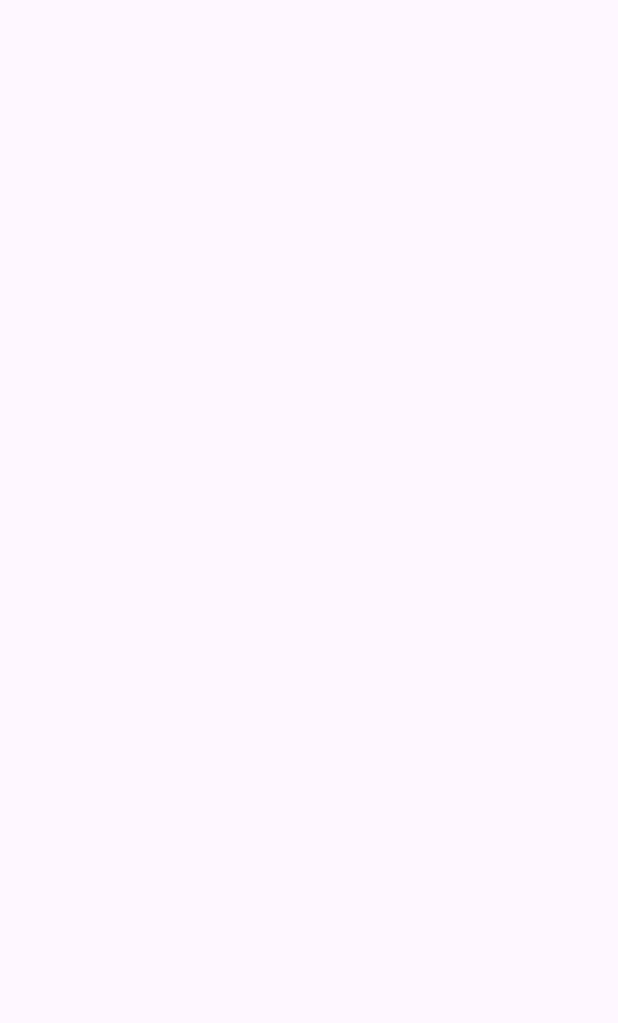
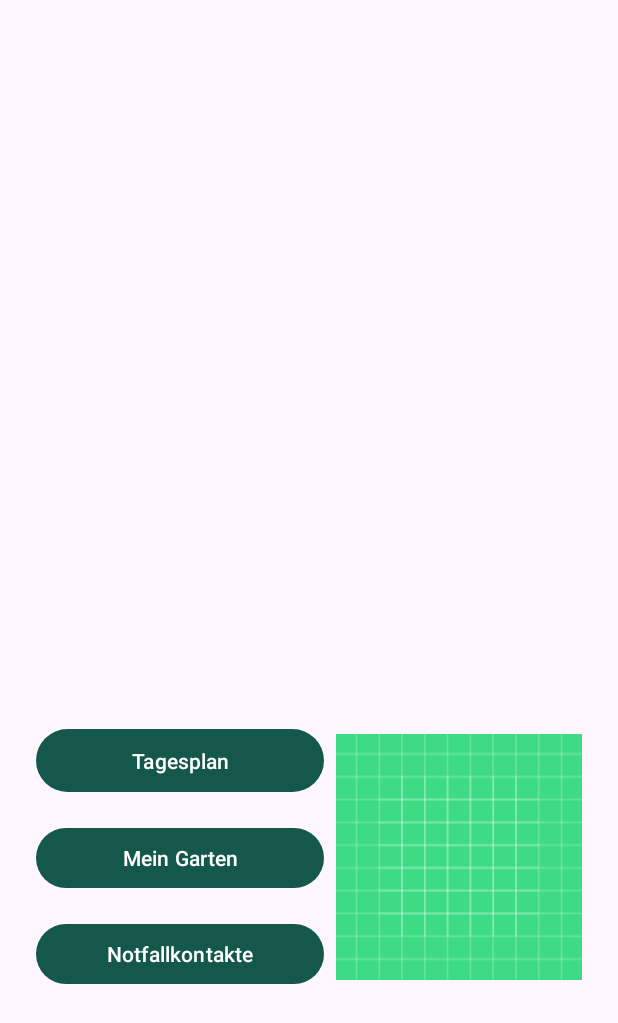
Before and after one commit to magdaa13/TagesBluete, an Android app: the StartUebersicht screen opened directly, with no data from a screen before it, on a phone screen of 412 x 824 dp. Before the commit the part shown is empty. Shown: the top 1023 px of the screen. Run offline under Robolectric (Android 15) with nearby library versions, the phone set to English and light mode, and no system bars.

Commit message:
Logos + Themes/Styles

```diff
--- a/app/src/main/java/at/fhj/tagesbluete/MainActivity.java
+++ b/app/src/main/java/at/fhj/tagesbluete/MainActivity.java
@@ -15,7 +15,7 @@ public class MainActivity extends AppCompatActivity {
         super.onCreate(savedInstanceState);
         EdgeToEdge.enable(this);
         setContentView(R.layout.activity_main);
-        ViewCompat.setOnApplyWindowInsetsListener(findViewById(R.id.main), (v, insets) -> {
+        ViewCompat.setOnApplyWindowInsetsListener(findViewById(R.id.main_layout), (v, insets) -> {
             Insets systemBars = insets.getInsets(WindowInsetsCompat.Type.systemBars());
             v.setPadding(systemBars.left, systemBars.top, systemBars.right, systemBars.bottom);
             return insets;
--- a/app/src/main/java/at/fhj/tagesbluete/StartUebersicht.java
+++ b/app/src/main/java/at/fhj/tagesbluete/StartUebersicht.java
@@ -1,12 +1,17 @@
 package at.fhj.tagesbluete;
 
 import android.os.Bundle;
+import android.widget.TextView;
 
 import androidx.activity.EdgeToEdge;
 import androidx.appcompat.app.AppCompatActivity;
 import androidx.core.graphics.Insets;
 import androidx.core.view.ViewCompat;
 import androidx.core.view.WindowInsetsCompat;
+
+import java.text.SimpleDateFormat;
+import java.util.Date;
+import java.util.Locale;
 
 public class StartUebersicht extends AppCompatActivity {
 
@@ -15,10 +20,11 @@ public class StartUebersicht extends AppCompatActivity {
         super.onCreate(savedInstanceState);
         EdgeToEdge.enable(this);
         setContentView(R.layout.activity_start_uebersicht);
-        ViewCompat.setOnApplyWindowInsetsListener(findViewById(R.id.main), (v, insets) -> {
-            Insets systemBars = insets.getInsets(WindowInsetsCompat.Type.systemBars());
-            v.setPadding(systemBars.left, systemBars.top, systemBars.right, systemBars.bottom);
-            return insets;
-        });
+
+        TextView dateTextview = findViewById(R.id.dateText);
+
+        String currentDate = new SimpleDateFormat("EEEE, dd. MMMM yyyy", Locale.GERMAN).format(new Date());
+
+        dateTextview.setText(currentDate);
     }
 }
--- a/app/src/main/res/layout/activity_login.xml
+++ b/app/src/main/res/layout/activity_login.xml
@@ -70,15 +70,17 @@
         app:layout_constraintEnd_toEndOf="parent"
         android:layout_marginTop="32dp"/>
 
-    <!-- Kleines Logo unten -->
     <ImageView
-        android:id="@+id/loginLogo"
+        android:id="@+id/imageView"
         android:layout_width="80dp"
         android:layout_height="80dp"
-        android:layout_marginBottom="104dp"
         app:layout_constraintBottom_toBottomOf="parent"
+        app:layout_constraintStart_toStartOf="parent"
         app:layout_constraintEnd_toEndOf="parent"
-        app:layout_constraintHorizontal_bias="0.512"
-        app:layout_constraintStart_toStartOf="parent" />
+        android:layout_marginBottom="32dp"
+        app:srcCompat="@drawable/logo_icon"
+         />
+
+    <!-- Kleines Logo unten -->
 
 </androidx.constraintlayout.widget.ConstraintLayout>
--- a/app/src/main/res/layout/activity_main.xml
+++ b/app/src/main/res/layout/activity_main.xml
@@ -8,18 +8,6 @@
     android:layout_height="match_parent"
     android:padding="24dp"
     tools:context=".MainActivity">
-
-    <!-- Logo-Bild mit Titel -->
-
-    <ImageView
-        android:id="@+id/logoImageView"
-        android:layout_width="150dp"
-        android:layout_height="150dp"
-        android:layout_marginTop="188dp"
-        app:layout_constraintEnd_toEndOf="parent"
-        app:layout_constraintHorizontal_bias="0.497"
-        app:layout_constraintStart_toStartOf="parent"
-        app:layout_constraintTop_toTopOf="parent" />
 
     <!-- Login-Button -->
     <Button
@@ -37,10 +25,19 @@
         android:id="@+id/registerButton"
         android:layout_width="0dp"
         android:layout_height="wrap_content"
+        android:layout_marginBottom="132dp"
         android:text="@string/registrieren"
         app:layout_constraintBottom_toBottomOf="parent"
-        app:layout_constraintStart_toStartOf="parent"
         app:layout_constraintEnd_toEndOf="parent"
-        android:layout_marginBottom="32dp"/>
+        app:layout_constraintHorizontal_bias="1.0"
+        app:layout_constraintStart_toStartOf="parent" />
+
+    <ImageView
+        android:id="@+id/logoImageView"
+        android:layout_width="wrap_content"
+        android:layout_height="wrap_content"
+        android:layout_marginEnd="13dp"
+        android:layout_marginBottom="224dp"
+        app:srcCompat="@drawable/logo_slogan" />
 
 </androidx.constraintlayout.widget.ConstraintLayout>
--- a/app/src/main/res/layout/activity_registrieren.xml
+++ b/app/src/main/res/layout/activity_registrieren.xml
@@ -103,6 +103,8 @@
         app:layout_constraintBottom_toBottomOf="parent"
         app:layout_constraintStart_toStartOf="parent"
         app:layout_constraintEnd_toEndOf="parent"
-        android:layout_marginBottom="32dp"/>
+        android:layout_marginBottom="32dp"
+        app:srcCompat="@drawable/logo_icon"
+        />
 
 </androidx.constraintlayout.widget.ConstraintLayout>
--- a/app/src/main/res/layout/activity_start_uebersicht.xml
+++ b/app/src/main/res/layout/activity_start_uebersicht.xml
@@ -2,9 +2,74 @@
 <androidx.constraintlayout.widget.ConstraintLayout xmlns:android="http://schemas.android.com/apk/res/android"
     xmlns:app="http://schemas.android.com/apk/res-auto"
     xmlns:tools="http://schemas.android.com/tools"
-    android:id="@+id/main"
     android:layout_width="match_parent"
-    android:layout_height="match_parent"
+    android:layout_height="wrap_content"
+    android:padding="24dp"
     tools:context=".StartUebersicht">
 
+    <!-- Automatisch aktualisiertes Datum mit Wochentag -->
+
+
+    <!-- Button: Tagesplan -->
+
+    <TextView
+        android:id="@+id/dateText"
+        android:layout_width="wrap_content"
+        android:layout_height="50sp"
+
+        android:layout_marginStart="368dp"
+        android:layout_marginTop="12dp"
+        android:textColor="@android:color/black"
+        android:textSize="50sp"
+        android:textStyle="bold"
+        app:layout_constraintStart_toStartOf="parent"
+        app:layout_constraintTop_toTopOf="parent" />
+
+    <Button
+        android:id="@+id/btnTagesplan"
+        android:layout_width="0dp"
+        android:layout_height="50sp"
+        android:layout_marginTop="396dp"
+        android:layout_marginEnd="8dp"
+        android:text="@string/tagesplan"
+        app:layout_constraintEnd_toStartOf="@id/imageOverview"
+        app:layout_constraintHorizontal_bias="1.0"
+        app:layout_constraintStart_toStartOf="parent"
+        app:layout_constraintTop_toBottomOf="@id/dateText" />
+
+    <!-- Button: Mein Garten -->
+    <Button
+        android:id="@+id/btnMeinGarten"
+        android:layout_width="0dp"
+        android:layout_height="wrap_content"
+        android:layout_marginTop="16dp"
+        android:layout_marginEnd="8dp"
+        android:text="@string/mein_garten"
+        app:layout_constraintEnd_toStartOf="@id/imageOverview"
+        app:layout_constraintStart_toStartOf="parent"
+        app:layout_constraintTop_toBottomOf="@id/btnTagesplan" />
+
+    <!-- Button: Notfallkontakte -->
+    <Button
+        android:id="@+id/btnNotfall"
+        android:layout_width="0dp"
+        android:layout_height="wrap_content"
+        android:layout_marginTop="16dp"
+        android:layout_marginEnd="8dp"
+        android:text="@string/notfallkontakt"
+        app:layout_constraintEnd_toStartOf="@id/imageOverview"
+        app:layout_constraintStart_toStartOf="parent"
+        app:layout_constraintTop_toBottomOf="@id/btnMeinGarten" />
+
+    <!-- Bild rechts -->
+    <ImageView
+        android:id="@+id/imageOverview"
+        android:layout_width="164dp"
+        android:layout_height="250dp"
+        android:contentDescription="@string/TagesBlüte"
+        android:src="@drawable/ic_launcher_background"
+        app:layout_constraintBottom_toBottomOf="@id/btnNotfall"
+        app:layout_constraintEnd_toEndOf="parent"
+        app:layout_constraintTop_toTopOf="@id/btnTagesplan" />
+
 </androidx.constraintlayout.widget.ConstraintLayout>
--- a/app/src/main/res/values-night/themes.xml
+++ b/app/src/main/res/values-night/themes.xml
@@ -1,7 +1,8 @@
 <resources xmlns:tools="http://schemas.android.com/tools">
     <!-- Base application theme. -->
     <style name="Base.Theme.TagesBluete" parent="Theme.Material3.DayNight.NoActionBar">
-        <!-- Customize your dark theme here. -->
-        <!-- <item name="colorPrimary">@color/my_dark_primary</item> -->
+        <item name="colorPrimary">@color/petrolDunkel</item>
+        <item name="colorSecondary">@color/petrolMittel</item>
+        <item name="colorBackgroundFloating">@color/petrolHell</item>
     </style>
 </resources>
--- a/app/src/main/res/values/strings.xml
+++ b/app/src/main/res/values/strings.xml
@@ -11,4 +11,8 @@
     <string name="z_b_vorname_nachname">z.B vorname.nachname</string>
     <string name="passwort_erneut_eingeben">Passwort erneut eingeben</string>
     <string name="passwort_wiederholen">Passwort wiederholen</string>
+    <string name="heute">Heute</string>
+    <string name="tagesplan">Tagesplan</string>
+    <string name="mein_garten">Mein Garten</string>
+    <string name="notfallkontakt">Notfallkontakte</string>
 </resources>
--- a/app/src/main/res/values/themes.xml
+++ b/app/src/main/res/values/themes.xml
@@ -1,8 +1,11 @@
 <resources xmlns:tools="http://schemas.android.com/tools">
     <!-- Base application theme. -->
     <style name="Base.Theme.TagesBluete" parent="Theme.Material3.DayNight.NoActionBar">
-        <!-- Customize your light theme here. -->
-        <!-- <item name="colorPrimary">@color/my_light_primary</item> -->
+
+        <item name="colorPrimary">@color/petrolDunkel</item>
+        <item name="colorSecondary">@color/petrolMittel</item>
+        <item name="colorBackgroundFloating">@color/petrolHell</item>
+
     </style>
 
     <style name="Theme.TagesBluete" parent="Base.Theme.TagesBluete" />
```
Also changed, not shown: app/src/main/res/drawable/logo_icon.png (added), app/src/main/res/drawable/logo_name.png (added), app/src/main/res/drawable/logo_slogan.png (added).
